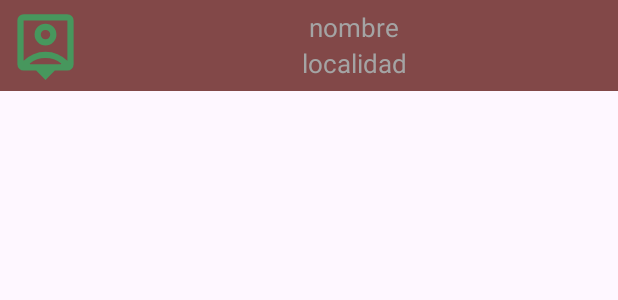
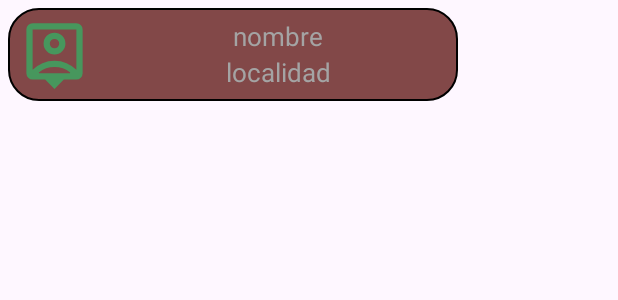
Before and after one commit to DiaboloRoucho/ContadorAndres, an Android app: the layout activity_item_listview.xml on its own in the app's theme, with its tools: preview values and no code run, on a phone screen of 412 x 824 dp. Shown: the top 300 px of the screen. Run offline under Robolectric (Android 15) with nearby library versions, the phone set to English and light mode, and no system bars.

Commit message:
Cambios de diseño en el RecyclerView

```diff
--- /dev/null
+++ b/app/src/main/res/drawable/borde_redondo.xml
@@ -0,0 +1,17 @@
+<?xml version="1.0" encoding="utf-8"?>
+<shape xmlns:android="http://schemas.android.com/apk/res/android"
+    android:shape="rectangle">
+
+    <solid android:color="@color/rojo"/>
+
+    <stroke android:width="1dp"
+        android:color="@color/black"/>
+
+    <padding android:left="1dp"
+        android:top="1dp"
+        android:right="1dp"
+        android:bottom="1dp"/>
+
+    <corners android:radius="20dp"/>
+
+</shape>
--- a/app/src/main/res/layout/activity_item_listview.xml
+++ b/app/src/main/res/layout/activity_item_listview.xml
@@ -5,14 +5,16 @@
         xmlns:app="http://schemas.android.com/apk/res-auto"
         xmlns:tools="http://schemas.android.com/tools"
     android:id="@+id/itemLayout"
-        android:background="#824848"
-        android:layout_width="match_parent"
+        android:background="@drawable/borde_redondo"
+        android:layout_width="300dp"
         android:layout_height="wrap_content"
         android:orientation="horizontal"
         app:layout_constraintEnd_toEndOf="parent"
         app:layout_constraintStart_toStartOf="parent"
         app:layout_constraintTop_toTopOf="parent"
-        android:gravity="center_vertical">
+        android:gravity="center_vertical"
+
+        android:layout_margin="5dp">
 
             <ImageView
                 android:id="@+id/itemImageView"
--- a/app/src/main/res/layout/activity_pantalla_info.xml
+++ b/app/src/main/res/layout/activity_pantalla_info.xml
@@ -36,7 +36,7 @@
 
     <androidx.recyclerview.widget.RecyclerView
         android:id="@+id/recyclerViewInfo"
-        android:layout_width="match_parent"
+        android:layout_width="wrap_content"
         android:layout_height="205dp"
         app:layout_constraintBottom_toBottomOf="parent"
         app:layout_constraintEnd_toEndOf="parent"
--- a/app/src/main/res/values/colors.xml
+++ b/app/src/main/res/values/colors.xml
@@ -2,4 +2,5 @@
 <resources>
     <color name="black">#FF000000</color>
     <color name="white">#FFFFFFFF</color>
+    <color name="rojo">#824848</color>
 </resources>
```
